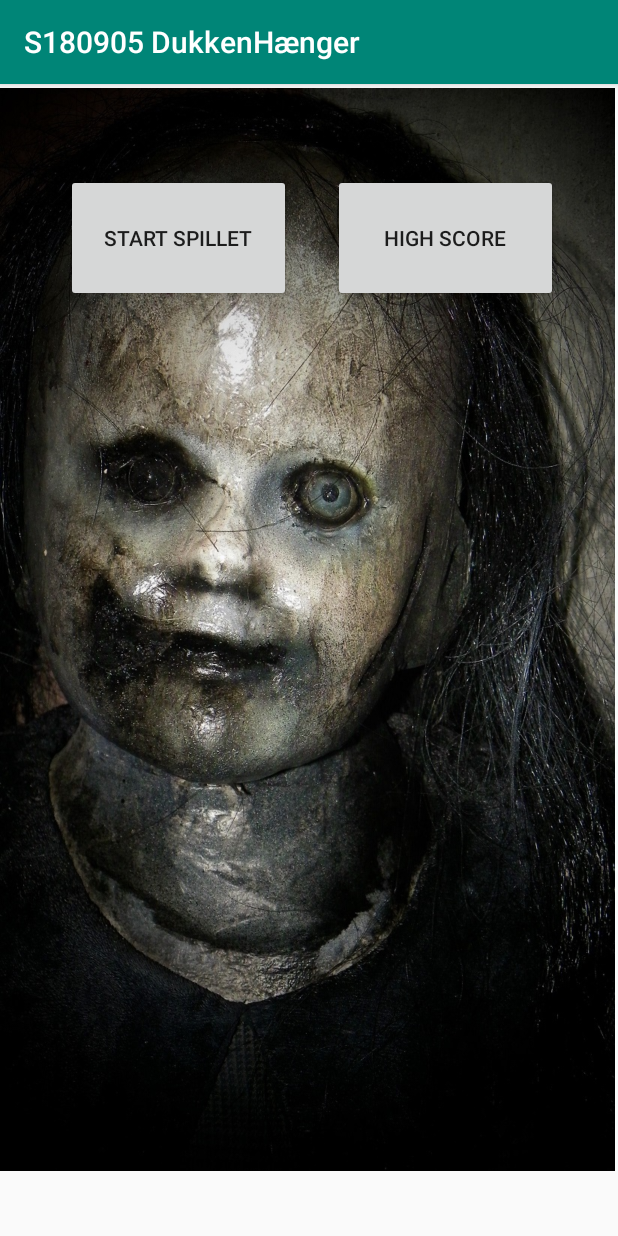
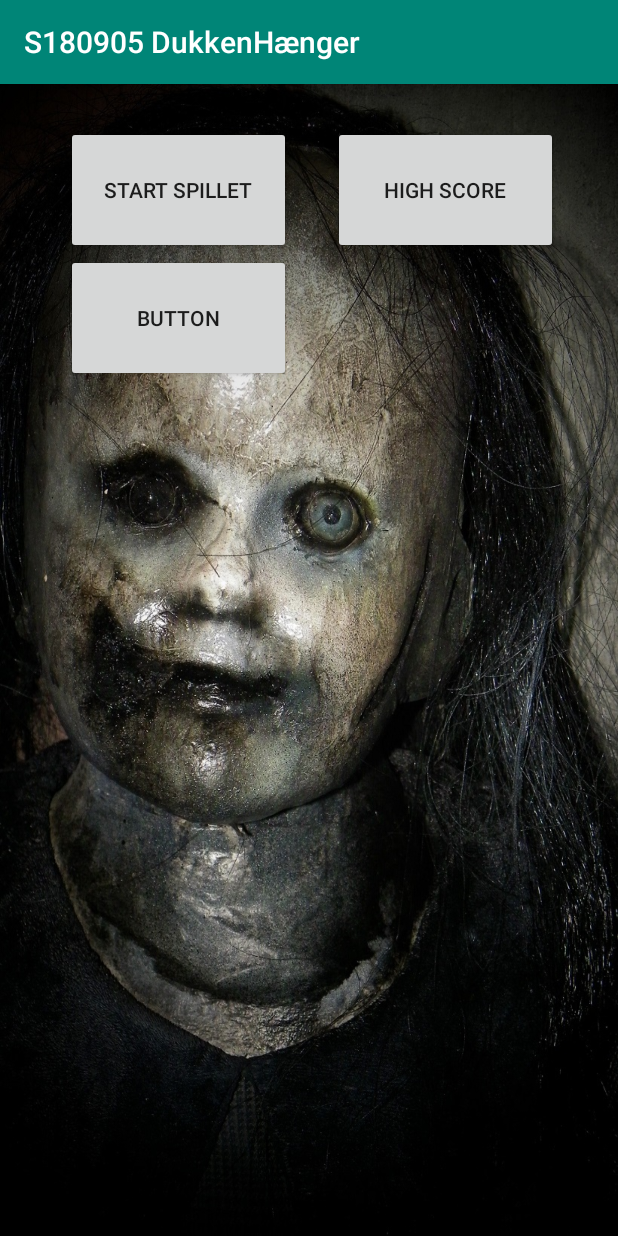
Before and after one commit to ak5ina/GalgeLeg2, an Android app: the screen it shows after launch (MainActivity), on a phone screen of 412 x 824 dp. Run offline under Robolectric (Android 15) with nearby library versions, the light colour scheme and no system bars.

Commit message:
Winpage done
Winpage done

```diff
--- a/app/src/main/AndroidManifest.xml
+++ b/app/src/main/AndroidManifest.xml
@@ -9,7 +9,8 @@
         android:roundIcon="@mipmap/ic_launcher_round"
         android:supportsRtl="true"
         android:theme="@style/AppTheme">
-        <activity android:name=".spillet"></activity>
+        <activity android:name=".gameWon"></activity>
+        <activity android:name=".spillet" />
         <activity android:name=".MainActivity">
             <intent-filter>
                 <action android:name="android.intent.action.MAIN" />
--- a/app/src/main/res/layout/activity_main.xml
+++ b/app/src/main/res/layout/activity_main.xml
@@ -4,22 +4,16 @@
     xmlns:tools="http://schemas.android.com/tools"
     android:layout_width="match_parent"
     android:layout_height="match_parent"
-    tools:context=".MainActivity">
+    tools:context=".MainActivity"
+    android:background="@drawable/background2">
 
-    <ImageView
-        android:id="@+id/imageView"
-        android:layout_width="410dp"
-        android:layout_height="727dp"
-        app:srcCompat="@drawable/background2"
-        tools:layout_editor_absoluteX="0dp"
-        tools:layout_editor_absoluteY="1dp" />
 
     <Button
         android:id="@+id/btn_Start"
         android:layout_width="150dp"
         android:layout_height="85dp"
         android:layout_marginStart="44dp"
-        android:layout_marginTop="60dp"
+        android:layout_marginTop="28dp"
         android:text="Start Spillet"
         app:layout_constraintStart_toStartOf="parent"
         app:layout_constraintTop_toTopOf="parent" />
@@ -33,5 +27,14 @@
         app:layout_constraintStart_toEndOf="@+id/btn_Start"
         app:layout_constraintTop_toTopOf="@+id/btn_Start" />
 
+    <Button
+        android:id="@+id/btn_help"
+        android:layout_width="150dp"
+        android:layout_height="85dp"
+        android:text="Button"
+        app:layout_constraintEnd_toEndOf="@+id/btn_Start"
+        app:layout_constraintStart_toStartOf="@+id/btn_Start"
+        app:layout_constraintTop_toBottomOf="@+id/btn_Start" />
+
 
 </androidx.constraintlayout.widget.ConstraintLayout>
--- a/app/src/main/res/values/strings.xml
+++ b/app/src/main/res/values/strings.xml
@@ -1,5 +1,7 @@
 <resources>
     <string name="app_name">S180905 DukkenHænger</string>
     <string name="game_start_string">Ordet du skal gætte er random valgt fra nettet!</string>
+    <string name="text_won_game">TILLYKKE! du har vundet hanging doll... men kan du gøre det IGEN?!</string>
+    <string name="text_lost_game">WHAT?! TABTE DU LIGE??? øhh ja det tror jeg nok... pyyyyh, prøv og hør om du kan tage 9. klasse om igen!</string>
 
 </resources>
```
Also changed, not shown: app/src/main/java/com/example/galgeleg/Galgelogik.java (+9 -9 lines), app/src/main/java/com/example/galgeleg/MainActivity.java (+11 -0 lines), app/src/main/java/com/example/galgeleg/gameWon.java (added, +38 -0 lines), app/src/main/java/com/example/galgeleg/spillet.java (+9 -1 lines), app/src/main/res/layout/activity_game_won.xml (added, +42 -0 lines).
